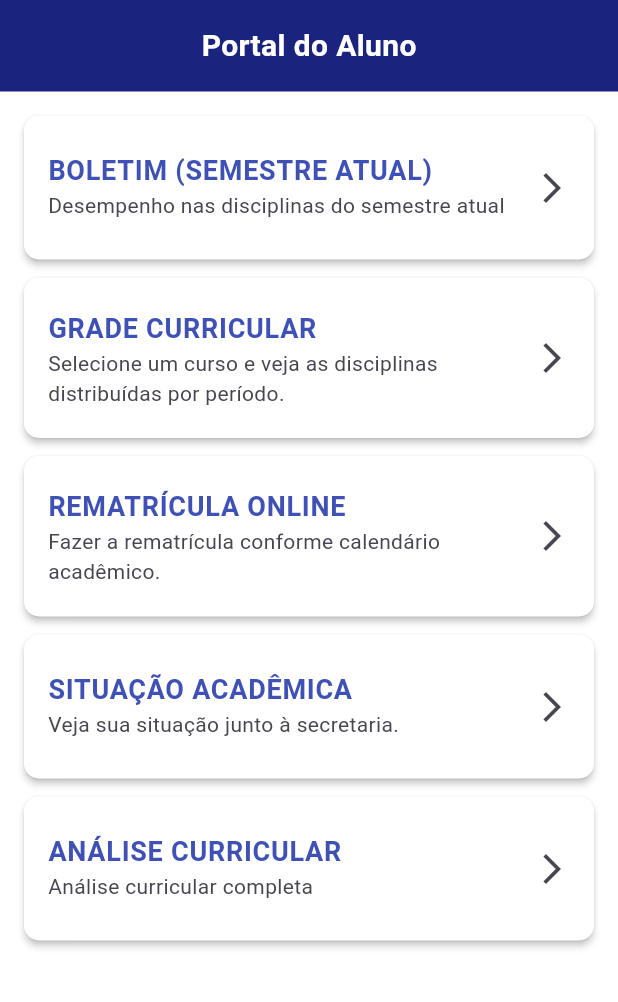
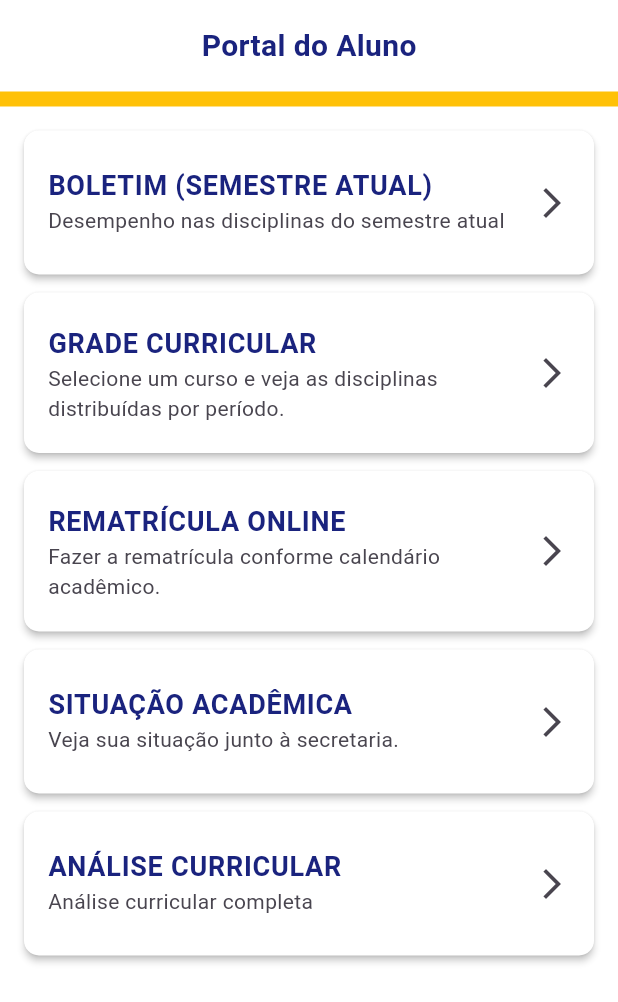
Before and after one commit to rodriguesiad/dispositivos-moveis-a2-flutter, a Flutter app: the screen it shows after launch, on a phone screen of 412 x 824 dp. Shown: the top 1002 px of the screen. Run offline on Flutter 3.47's test engine with Material 3 defaults, Android fonts, the phone set to English and light mode, and no system bars.

Commit message:
Estiliza telas

```diff
--- a/painel_do_aluno/lib/main.dart
+++ b/painel_do_aluno/lib/main.dart
@@ -12,7 +12,7 @@ class PortalAlunoApp extends StatelessWidget {
   Widget build(BuildContext context) {
     return MaterialApp(
       title: 'Portal do Aluno',
-      theme: ThemeData(primarySwatch: Colors.blue, scaffoldBackgroundColor: Colors.white),
+      theme: ThemeData(primarySwatch: Colors.indigo, scaffoldBackgroundColor: Colors.white),
       initialRoute: '/',
       routes: {
         '/':
--- a/painel_do_aluno/lib/screens/analise_curricular_page.dart
+++ b/painel_do_aluno/lib/screens/analise_curricular_page.dart
@@ -78,7 +78,7 @@ class _AnaliseCurricularPageState extends State<AnaliseCurricularPage> {
         crossAxisAlignment: CrossAxisAlignment.start,
         children: [
           const PortalAppHeader(),
-          const Padding(
+          Padding(
             padding: EdgeInsets.all(16),
             child: Row(
               crossAxisAlignment: CrossAxisAlignment.center,
@@ -94,6 +94,7 @@ class _AnaliseCurricularPageState extends State<AnaliseCurricularPage> {
                         style: TextStyle(
                           fontSize: 20,
                           fontWeight: FontWeight.bold,
+                          color: Colors.indigo[900],
                         ),
                       ),
                       SizedBox(height: 4),
--- a/painel_do_aluno/lib/screens/boletim_page.dart
+++ b/painel_do_aluno/lib/screens/boletim_page.dart
@@ -40,7 +40,7 @@ class _BoletimPageState extends State<BoletimPage> {
         children: [
           // Cabeçalho fixo com "Portal do Aluno"
           const PortalAppHeader(),
-          const Padding(
+          Padding(
             padding: EdgeInsets.all(16),
             child: Row(
               crossAxisAlignment: CrossAxisAlignment.center,
@@ -56,6 +56,7 @@ class _BoletimPageState extends State<BoletimPage> {
                         style: TextStyle(
                           fontSize: 20,
                           fontWeight: FontWeight.bold,
+                          color: Colors.indigo[900],
                         ),
                       ),
                       SizedBox(height: 4),
--- a/painel_do_aluno/lib/screens/grade_curricular_page.dart
+++ b/painel_do_aluno/lib/screens/grade_curricular_page.dart
@@ -53,7 +53,7 @@ class _GradeCurricularPageState extends State<GradeCurricularPage> {
         crossAxisAlignment: CrossAxisAlignment.start,
         children: [
           const PortalAppHeader(),
-          const Padding(
+          Padding(
             padding: EdgeInsets.all(16),
             child: Row(
               crossAxisAlignment: CrossAxisAlignment.center,
@@ -69,6 +69,7 @@ class _GradeCurricularPageState extends State<GradeCurricularPage> {
                         style: TextStyle(
                           fontSize: 20,
                           fontWeight: FontWeight.bold,
+                          color: Colors.indigo[900],
                         ),
                       ),
                       SizedBox(height: 4),
--- a/painel_do_aluno/lib/screens/situacao_academica_page.dart
+++ b/painel_do_aluno/lib/screens/situacao_academica_page.dart
@@ -68,7 +68,7 @@ class SituacaoAcademicaPage extends StatelessWidget {
             crossAxisAlignment: CrossAxisAlignment.start,
             children: [
               const PortalAppHeader(),
-              const Padding(
+              Padding(
                 padding: EdgeInsets.all(16),
                 child: Row(
                   crossAxisAlignment: CrossAxisAlignment.center,
@@ -84,6 +84,7 @@ class SituacaoAcademicaPage extends StatelessWidget {
                             style: TextStyle(
                               fontSize: 20,
                               fontWeight: FontWeight.bold,
+                              color: Colors.indigo[900],
                             ),
                           ),
                           SizedBox(height: 4),
--- a/painel_do_aluno/lib/widgets/card_portal_item.dart
+++ b/painel_do_aluno/lib/widgets/card_portal_item.dart
@@ -27,7 +27,7 @@ class CardPortalItem extends StatelessWidget {
           contentPadding: const EdgeInsets.symmetric(horizontal: 16, vertical: 12),
           title: Text(
             titulo,
-            style: const TextStyle(fontSize: 18, fontWeight: FontWeight.bold, color: Colors.indigo),
+            style: TextStyle(fontSize: 18, fontWeight: FontWeight.bold, color: Colors.indigo[900]),
           ),
           subtitle: Text(subtitulo),
           trailing: const Icon(Icons.arrow_forward_ios),
--- a/painel_do_aluno/lib/widgets/portal_app_header.dart
+++ b/painel_do_aluno/lib/widgets/portal_app_header.dart
@@ -5,18 +5,24 @@ class PortalAppHeader extends StatelessWidget {
 
   @override
   Widget build(BuildContext context) {
-    return Container(
-      color: Colors.indigo[900],
+    return Column(
+      mainAxisSize: MainAxisSize.min,
+      children: [
+        Container(
+          color: Colors.white,
           padding: const EdgeInsets.symmetric(vertical: 16),
           alignment: Alignment.center,
-      child: const Text(
+          child: Text(
             'Portal do Aluno',
             style: TextStyle(
               fontSize: 20,
               fontWeight: FontWeight.w600,
-          color: Colors.white,
+              color: Colors.indigo[900],
             ),
           ),
+        ),
+        Container(height: 10, color: Colors.amber),
+      ],
     );
   }
 }
```
Also changed, not shown: painel_do_aluno/lib/screens/rematricula_page.dart (+14 -2 lines), painel_do_aluno/lib/widgets/disciplina_card.dart (+6 -1 lines), painel_do_aluno/lib/widgets/grade_curricular_widget.dart (+42 -8 lines), painel_do_aluno/lib/widgets/lista_disciplinas_widget.dart (+25 -10 lines), painel_do_aluno/lib/widgets/progresso_curso_widget.dart (+11 -2 lines). Lines whose indentation alone changed are shown as unchanged.
